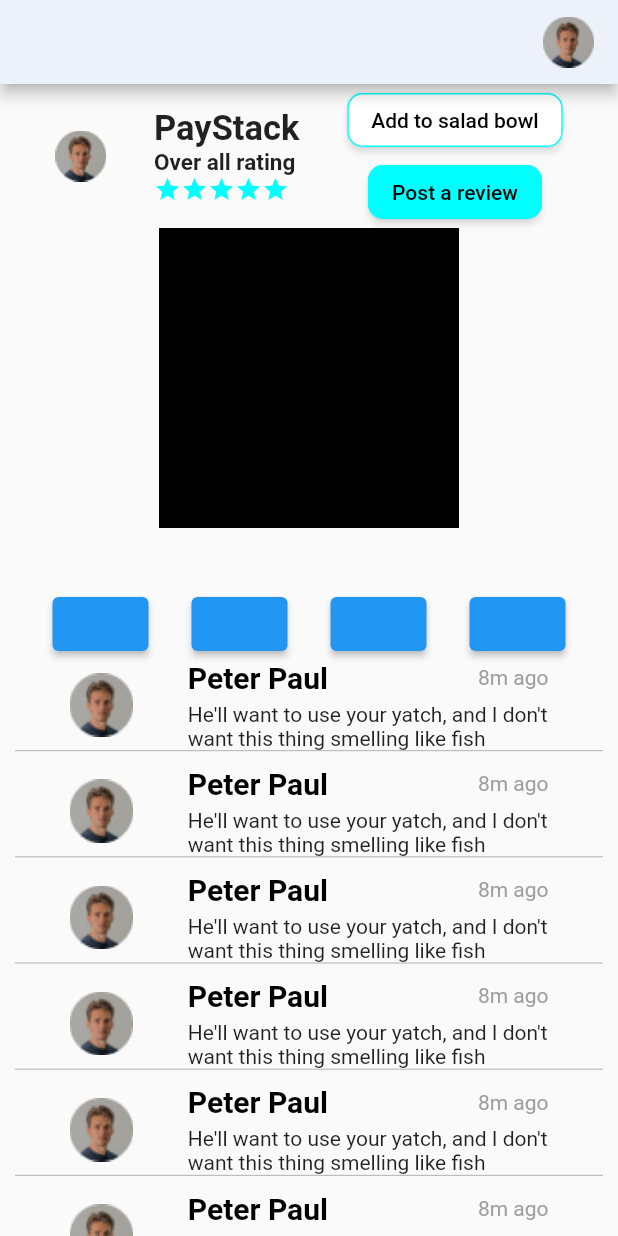
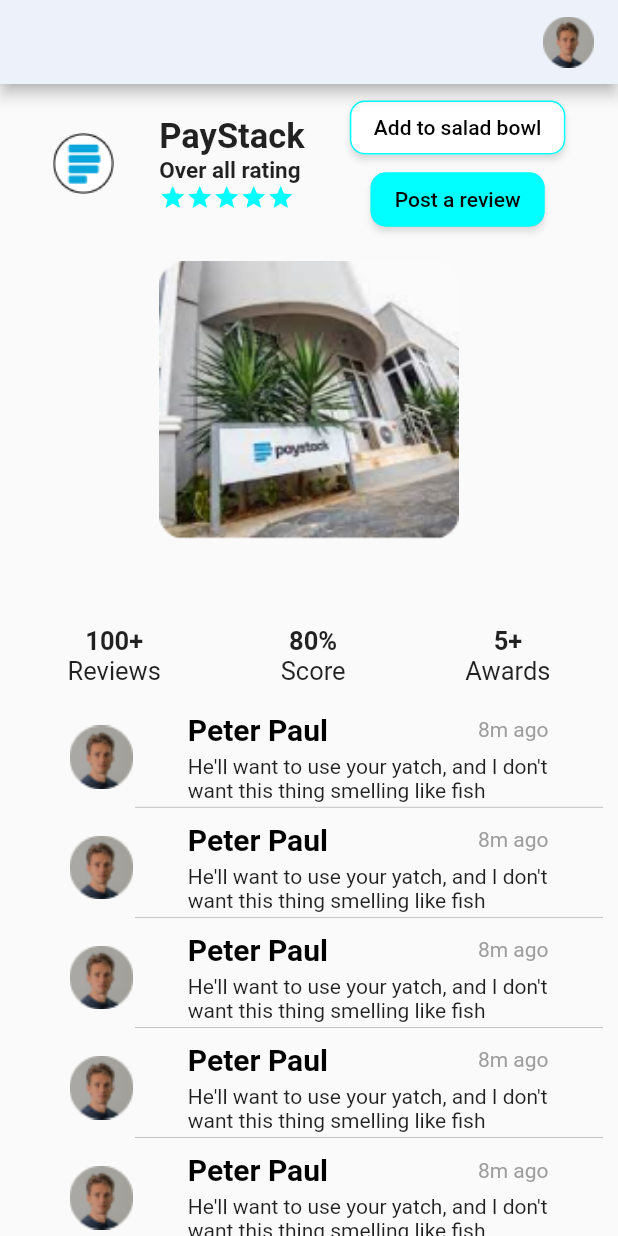
Before and after one commit to colossalbro/GovernanceHacks2021-dalas, a Flutter app: the screen it shows after launch, on a phone screen of 412 x 824 dp. Run offline on Flutter 3.47's test engine with Material 2 defaults, Android fonts, the phone set to English and light mode, and no system bars; drawn by our look-alikes of carousel_slider.

Commit message:
Finished up with review

```diff
--- a/lib/Ui/ReviewDetails.dart
+++ b/lib/Ui/ReviewDetails.dart
@@ -16,23 +16,27 @@
         title: Row(
           mainAxisAlignment: MainAxisAlignment.end,
           children: [Image.asset('images/profile.png')],
-          )),
+        ),
+      ),
       body: Column(
         crossAxisAlignment: CrossAxisAlignment.center,
         children: [
           Expanded(
+            flex: 6,
             child: Container(
-              padding: EdgeInsets.fromLTRB(5.0, 0.0, 5.0, 0.0),
+              padding: EdgeInsets.fromLTRB(5.0, 5.0, 5.0, 0.0),
               child: Column(
                 mainAxisAlignment: MainAxisAlignment.spaceEvenly,
                 children: [
                   Expanded(
+                    flex: 3,
                     child: Column(
                       children: [
                         Row(
                           mainAxisAlignment: MainAxisAlignment.spaceEvenly,
                           children: [
-                            Image.asset('images/profile.png'),
+                            Image.asset(
+                                'images/carousel/paystack/paystack.png'),
                             Column(
                               mainAxisAlignment: MainAxisAlignment.center,
                               crossAxisAlignment: CrossAxisAlignment.start,
@@ -93,7 +97,8 @@
                                       color: Color(0xFF00FFFE),
                                     ),
                                     primary: Colors.white,
-                                      onPrimary: Color(0xFF00FFFE)),
+                                    onPrimary: Color(0xFF00FFFE),
+                                  ),
                                   onPressed: () => print('add to salad bowl'),
                                   child: Row(
                                     children: [
@@ -116,7 +121,7 @@
                                     primary: Color(0xFF00FFFE),
                                     onPrimary: Colors.white,
                                   ),
-                                  onPressed: () => print('add to salad bowl'),
+                                  onPressed: () => print('post a review'),
                                   child: Row(
                                     children: [
                                       Text(
@@ -130,7 +135,11 @@
                             ),
                           ],
                         ),
+                      ],
+                    ),
+                  ),
                   Expanded(
+                    flex: 6,
                     child: Container(
                       margin: EdgeInsets.only(bottom: 20.0),
                       padding: EdgeInsets.fromLTRB(20.0, 0.0, 20.0, 20.0),
@@ -144,27 +153,30 @@
                       ),
                     ),
                   ),
-                        Container(
+                  Expanded(
+                    flex: 2,
+                    child: Container(
                       margin: EdgeInsets.fromLTRB(30.0, 0.0, 30.0, 0.0),
                       child: Row(
                         mainAxisAlignment: MainAxisAlignment.spaceBetween,
                         children: [
-                              ElevatedButton(
-                                  onPressed: () => print('button pressed'),
-                                  child: Column()),
-                              ElevatedButton(
-                                  onPressed: () => print('button pressed'),
-                                  child: Column()),
-                              ElevatedButton(
-                                  onPressed: () => print('button pressed'),
-                                  child: Column()),
-                              ElevatedButton(
-                                  onPressed: () => print('button pressed'),
-                                  child: Column()),
+                          Tag(
+                            prefix: '100+',
+                            suffix: 'Reviews',
+                            ontap: () => print('working'),
+                          ),
+                          Tag(
+                            prefix: '80%',
+                            suffix: 'Score',
+                            ontap: () => print('working'),
+                          ),
+                          Tag(
+                            prefix: '5+',
+                            suffix: 'Awards',
+                            ontap: () => print('working'),
+                          ),
                         ],
                       ),
-                        ),
-                      ],
                     ),
                   ),
                 ],
@@ -172,6 +184,7 @@
             ),
           ),
           Expanded(
+            flex: 5,
             child: Container(
               padding: EdgeInsets.fromLTRB(10.0, 0.0, 10.0, 0.0),
               child: ListView.builder(
@@ -215,16 +228,16 @@
                                   'He\'ll want to use your yatch, and I don\'t\nwant this thing smelling like fish',
                                   textAlign: TextAlign.start,
                                   overflow: TextOverflow.ellipsis,
-                                )
+                                ),
                               ],
                             ),
                           ],
                         ),
                         Container(
-                          padding: EdgeInsets.fromLTRB(150, 0.0, 150.0, 0.0),
+                          margin: EdgeInsets.fromLTRB(80.0, 3.0, 0.0, 0.0),
                           width: double.infinity,
-                          height: 0.8,
-                          color: Colors.grey[400],
+                          height: 0.4,
+                          color: Colors.grey,
                         )
                       ],
                     ),
@@ -239,25 +252,76 @@
   }
 }
 
+class Tag extends StatefulWidget {
+  final String prefix, suffix;
+  final Function ontap;
+
+  Tag({required this.prefix, required this.suffix, required this.ontap});
+
+  bool decorate = false;
+  BoxDecoration decor = BoxDecoration();
+
+  @override
+  _TagState createState() => _TagState();
+}
+
+class _TagState extends State<Tag> {
+  @override
+  Widget build(BuildContext context) {
+    return GestureDetector(
+      onTap: () {
+        setState(() {
+          (widget.decorate == false)
+              ? widget.decorate = true
+              : widget.decorate = false;
+          (widget.decorate == true)
+              ? widget.decor = BoxDecoration(
+                  borderRadius: BorderRadius.circular(10.0),
+                  border: Border.all(color: Color(0xFF00FFFE)),
+                )
+              : widget.decor = BoxDecoration();
+        });
+      },
+      child: Container(
+        padding: EdgeInsets.fromLTRB(10.0, 0.0, 10.0, 0.0),
+        decoration: widget.decor,
+        child: Column(
+          mainAxisAlignment: MainAxisAlignment.center,
+          children: [
+            Text(
+              widget.prefix,
+              style: TextStyle(fontWeight: FontWeight.bold, fontSize: 17.0),
+            ),
+            Text(
+              widget.suffix,
+              style: TextStyle(fontWeight: FontWeight.w400, fontSize: 17.0),
+            ),
+          ],
+        ),
+      ),
+    );
+  }
+}
+
 List<Container> containers = [
   Container(
     width: 200.0,
     height: 200.0,
-    color: Colors.black,
+    decoration: BoxDecoration(
+      image: DecorationImage(
+        fit: BoxFit.fill,
+        image: AssetImage('images/carousel/paystack/vector.png'),
+      ),
+    ),
   ),
   Container(
     width: 200.0,
     height: 200.0,
-    color: Colors.pink,
+    decoration: BoxDecoration(
+      image: DecorationImage(
+        fit: BoxFit.fill,
+        image: AssetImage('images/carousel/paystack/vector1.png'),
       ),
-  Container(
-    width: 200.0,
-    height: 200.0,
-    color: Colors.blue,
     ),
-  Container(
-    width: 200.0,
-    height: 200.0,
-    color: Colors.brown,
   ),
 ];
--- a/lib/main.dart
+++ b/lib/main.dart
@@ -3,8 +3,9 @@
 
 void main() => runApp(
   MaterialApp(
-    home: Landing(),
-  ),
+    debugShowCheckedModeBanner: false,
+        home: Landing(),
+      ),
 );
 
 class Landing extends StatefulWidget {
--- a/pubspec.yaml
+++ b/pubspec.yaml
@@ -33,3 +33,7 @@
   # To add assets to your application, add an assets section, like this:
   assets:
     - images/
+    - images/carousel/
+    - images/carousel/paystack/
+    - images/carousel/explore/
+    - images/categories/
```
Also changed, not shown: 1 other file. Lines whose indentation alone changed are shown as unchanged.
